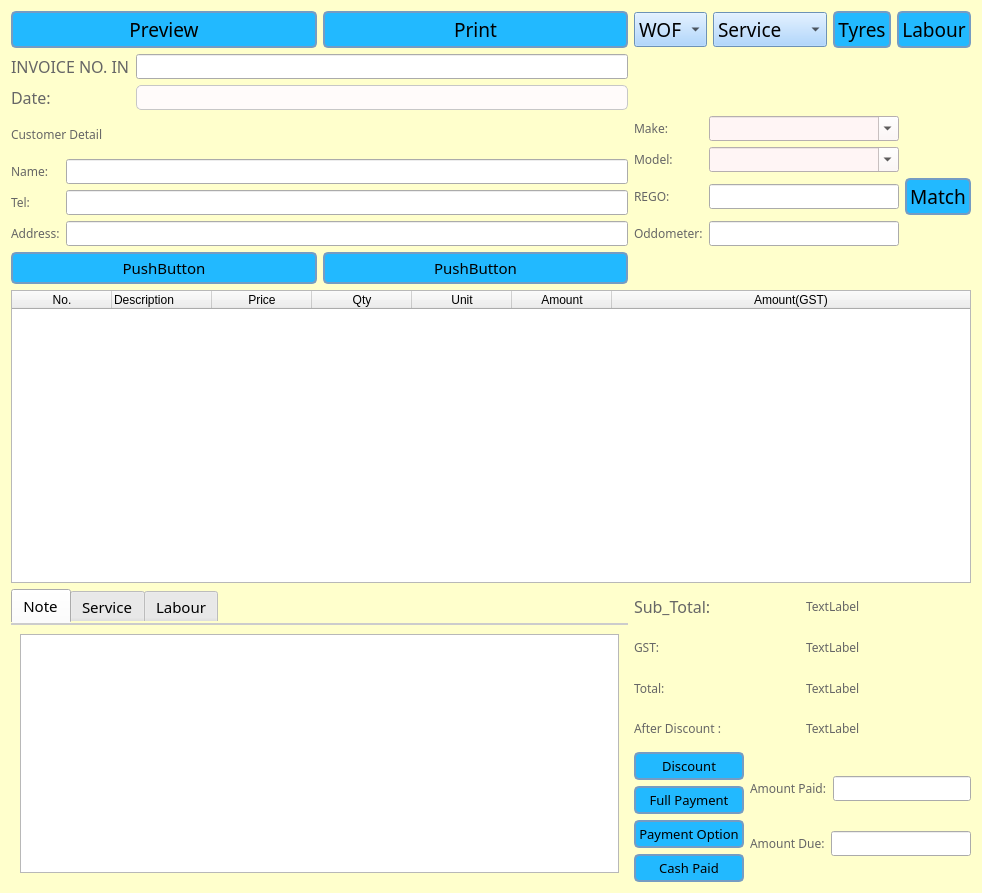
First picture: the form in new_start/UI_File/Add.ui, repository maximustann/Bing_project, before the edit.
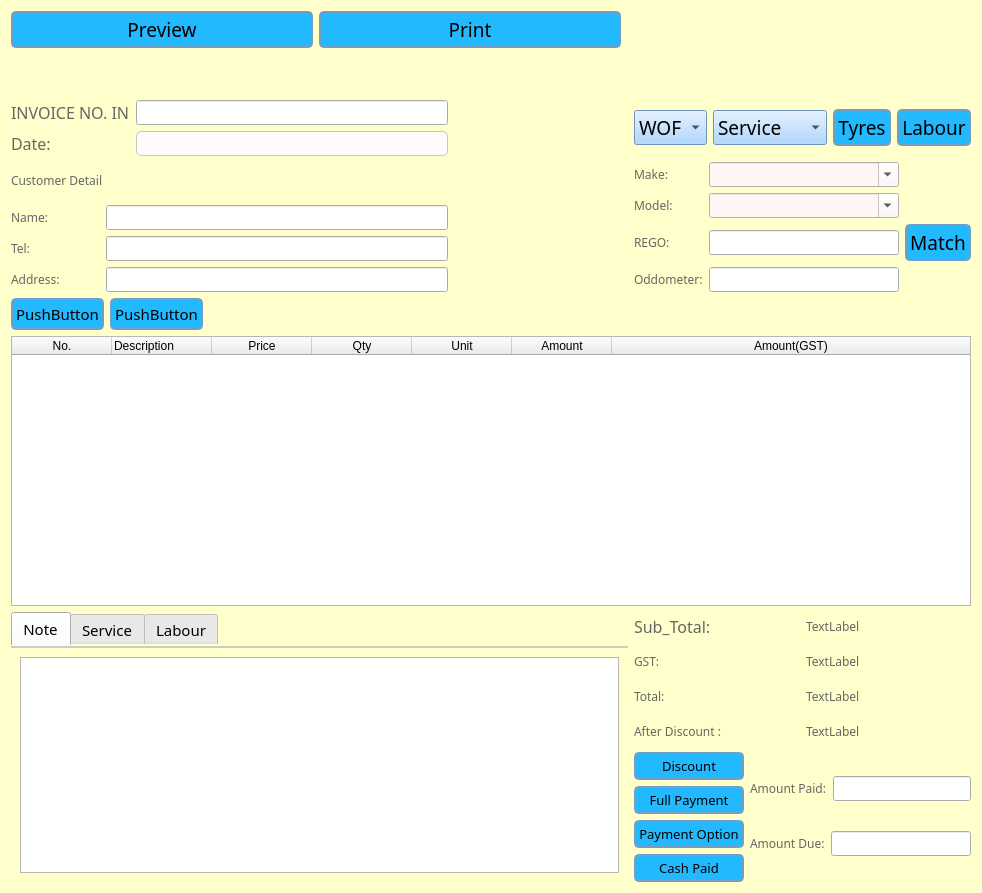
Second picture: the form after the edit. Icons and pictures are not drawn.

```diff
--- a/new_start/UI_File/Add.ui
+++ b/new_start/UI_File/Add.ui
@@ -248,7 +248,230 @@
 }</string>
   </property>
   <layout class="QGridLayout" name="gridLayout_5">
-   <item row="2" column="0">
+   <item row="3" column="1" colspan="4">
+    <layout class="QGridLayout" name="gridLayout_4">
+     <item row="0" column="1">
+      <widget class="QComboBox" name="comboBox">
+       <property name="font">
+        <font>
+         <family>Droid Serif</family>
+        </font>
+       </property>
+       <property name="styleSheet">
+        <string notr="true">QComboBox {
+	background-color:rgb(255, 245, 245)
+}</string>
+       </property>
+       <property name="editable">
+        <bool>true</bool>
+       </property>
+      </widget>
+     </item>
+     <item row="0" column="0">
+      <widget class="QLabel" name="label_7">
+       <property name="font">
+        <font>
+         <family>Droid Serif</family>
+         <weight>50</weight>
+         <italic>false</italic>
+         <bold>false</bold>
+        </font>
+       </property>
+       <property name="text">
+        <string>Make:</string>
+       </property>
+      </widget>
+     </item>
+     <item row="2" column="2">
+      <widget class="QPushButton" name="pushButton">
+       <property name="font">
+        <font>
+         <family>Droid Serif</family>
+         <pointsize>14</pointsize>
+        </font>
+       </property>
+       <property name="text">
+        <string>Match</string>
+       </property>
+      </widget>
+     </item>
+     <item row="1" column="0">
+      <widget class="QLabel" name="label_8">
+       <property name="font">
+        <font>
+         <family>Droid Serif</family>
+         <weight>50</weight>
+         <italic>false</italic>
+         <bold>false</bold>
+        </font>
+       </property>
+       <property name="text">
+        <string>Model:</string>
+       </property>
+      </widget>
+     </item>
+     <item row="1" column="1">
+      <widget class="QComboBox" name="comboBox_2">
+       <property name="font">
+        <font>
+         <family>Droid Serif</family>
+        </font>
+       </property>
+       <property name="styleSheet">
+        <string notr="true">QComboBox {
+	background-color:rgb(255, 245, 245)
+}</string>
+       </property>
+       <property name="editable">
+        <bool>true</bool>
+       </property>
+      </widget>
+     </item>
+     <item row="2" column="0">
+      <widget class="QLabel" name="label_9">
+       <property name="font">
+        <font>
+         <family>Droid Serif</family>
+         <weight>50</weight>
+         <italic>false</italic>
+         <bold>false</bold>
+        </font>
+       </property>
+       <property name="text">
+        <string>REGO:</string>
+       </property>
+      </widget>
+     </item>
+     <item row="2" column="1">
+      <widget class="QLineEdit" name="lineEdit_4">
+       <property name="font">
+        <font>
+         <family>Droid Serif</family>
+        </font>
+       </property>
+      </widget>
+     </item>
+     <item row="3" column="0">
+      <widget class="QLabel" name="label_10">
+       <property name="font">
+        <font>
+         <family>Droid Serif</family>
+         <weight>50</weight>
+         <italic>false</italic>
+         <bold>false</bold>
+        </font>
+       </property>
+       <property name="text">
+        <string>Oddometer:</string>
+       </property>
+      </widget>
+     </item>
+     <item row="3" column="1">
+      <widget class="QLineEdit" name="lineEdit_6">
+       <property name="font">
+        <font>
+         <family>Droid Serif</family>
+        </font>
+       </property>
+      </widget>
+     </item>
+    </layout>
+   </item>
+   <item row="2" column="2">
+    <widget class="QComboBox" name="comboBox_5">
+     <property name="font">
+      <font>
+       <family>Droid Serif</family>
+       <pointsize>14</pointsize>
+      </font>
+     </property>
+     <item>
+      <property name="text">
+       <string>Service</string>
+      </property>
+     </item>
+     <item>
+      <property name="text">
+       <string>Express</string>
+      </property>
+     </item>
+     <item>
+      <property name="text">
+       <string>Extensive</string>
+      </property>
+     </item>
+     <item>
+      <property name="text">
+       <string>Euro_Car</string>
+      </property>
+     </item>
+     <item>
+      <property name="text">
+       <string>Van_4WD</string>
+      </property>
+     </item>
+    </widget>
+   </item>
+   <item row="2" column="4">
+    <widget class="QPushButton" name="pushButton_9">
+     <property name="font">
+      <font>
+       <family>Droid Serif</family>
+       <pointsize>14</pointsize>
+       <weight>50</weight>
+       <italic>false</italic>
+       <bold>false</bold>
+      </font>
+     </property>
+     <property name="text">
+      <string>Labour</string>
+     </property>
+    </widget>
+   </item>
+   <item row="4" column="0">
+    <layout class="QHBoxLayout" name="horizontalLayout_6">
+     <item>
+      <widget class="QPushButton" name="pushButton_12">
+       <property name="font">
+        <font>
+         <family>Droid Serif</family>
+         <pointsize>11</pointsize>
+        </font>
+       </property>
+       <property name="text">
+        <string>PushButton</string>
+       </property>
+      </widget>
+     </item>
+     <item>
+      <widget class="QPushButton" name="pushButton_13">
+       <property name="font">
+        <font>
+         <family>Droid Serif</family>
+         <pointsize>11</pointsize>
+        </font>
+       </property>
+       <property name="text">
+        <string>PushButton</string>
+       </property>
+      </widget>
+     </item>
+     <item>
+      <spacer name="horizontalSpacer_4">
+       <property name="orientation">
+        <enum>Qt::Horizontal</enum>
+       </property>
+       <property name="sizeHint" stdset="0">
+        <size>
+         <width>40</width>
+         <height>20</height>
+        </size>
+       </property>
+      </spacer>
+     </item>
+    </layout>
+   </item>
+   <item row="3" column="0">
     <layout class="QVBoxLayout" name="verticalLayout_10">
      <item>
       <widget class="QLabel" name="label_5">
@@ -315,6 +538,38 @@
          </item>
         </layout>
        </item>
+       <item>
+        <spacer name="verticalSpacer_18">
+         <property name="orientation">
+          <enum>Qt::Vertical</enum>
+         </property>
+         <property name="sizeType">
+          <enum>QSizePolicy::Minimum</enum>
+         </property>
+         <property name="sizeHint" stdset="0">
+          <size>
+           <width>20</width>
+           <height>40</height>
+          </size>
+         </property>
+        </spacer>
+       </item>
+       <item>
+        <spacer name="verticalSpacer_19">
+         <property name="orientation">
+          <enum>Qt::Vertical</enum>
+         </property>
+         <property name="sizeType">
+          <enum>QSizePolicy::Minimum</enum>
+         </property>
+         <property name="sizeHint" stdset="0">
+          <size>
+           <width>20</width>
+           <height>40</height>
+          </size>
+         </property>
+        </spacer>
+       </item>
        <item>
         <layout class="QVBoxLayout" name="verticalLayout">
          <item>
@@ -346,11 +601,155 @@
          </item>
         </layout>
        </item>
+       <item>
+        <spacer name="verticalSpacer_17">
+         <property name="orientation">
+          <enum>Qt::Vertical</enum>
+         </property>
+         <property name="sizeType">
+          <enum>QSizePolicy::Minimum</enum>
+         </property>
+         <property name="sizeHint" stdset="0">
+          <size>
+           <width>20</width>
+           <height>40</height>
+          </size>
+         </property>
+        </spacer>
+       </item>
+       <item>
+        <spacer name="verticalSpacer_16">
+         <property name="orientation">
+          <enum>Qt::Vertical</enum>
+         </property>
+         <property name="sizeType">
+          <enum>QSizePolicy::Minimum</enum>
+         </property>
+         <property name="sizeHint" stdset="0">
+          <size>
+           <width>20</width>
+           <height>40</height>
+          </size>
+         </property>
+        </spacer>
+       </item>
+       <item>
+        <spacer name="verticalSpacer_15">
+         <property name="orientation">
+          <enum>Qt::Vertical</enum>
+         </property>
+         <property name="sizeType">
+          <enum>QSizePolicy::Minimum</enum>
+         </property>
+         <property name="sizeHint" stdset="0">
+          <size>
+           <width>20</width>
+           <height>40</height>
+          </size>
+         </property>
+        </spacer>
+       </item>
+       <item>
+        <spacer name="verticalSpacer_14">
+         <property name="orientation">
+          <enum>Qt::Vertical</enum>
+         </property>
+         <property name="sizeType">
+          <enum>QSizePolicy::Minimum</enum>
+         </property>
+         <property name="sizeHint" stdset="0">
+          <size>
+           <width>20</width>
+           <height>40</height>
+          </size>
+         </property>
+        </spacer>
+       </item>
+       <item>
+        <spacer name="verticalSpacer_13">
+         <property name="orientation">
+          <enum>Qt::Vertical</enum>
+         </property>
+         <property name="sizeType">
+          <enum>QSizePolicy::Minimum</enum>
+         </property>
+         <property name="sizeHint" stdset="0">
+          <size>
+           <width>20</width>
+           <height>40</height>
+          </size>
+         </property>
+        </spacer>
+       </item>
+       <item>
+        <spacer name="verticalSpacer_12">
+         <property name="orientation">
+          <enum>Qt::Vertical</enum>
+         </property>
+         <property name="sizeType">
+          <enum>QSizePolicy::Minimum</enum>
+         </property>
+         <property name="sizeHint" stdset="0">
+          <size>
+           <width>20</width>
+           <height>40</height>
+          </size>
+         </property>
+        </spacer>
+       </item>
+       <item>
+        <spacer name="verticalSpacer_11">
+         <property name="orientation">
+          <enum>Qt::Vertical</enum>
+         </property>
+         <property name="sizeType">
+          <enum>QSizePolicy::Minimum</enum>
+         </property>
+         <property name="sizeHint" stdset="0">
+          <size>
+           <width>20</width>
+           <height>40</height>
+          </size>
+         </property>
+        </spacer>
+       </item>
+       <item>
+        <spacer name="verticalSpacer_10">
+         <property name="orientation">
+          <enum>Qt::Vertical</enum>
+         </property>
+         <property name="sizeType">
+          <enum>QSizePolicy::Minimum</enum>
+         </property>
+         <property name="sizeHint" stdset="0">
+          <size>
+           <width>20</width>
+           <height>40</height>
+          </size>
+         </property>
+        </spacer>
+       </item>
+       <item>
+        <spacer name="horizontalSpacer_3">
+         <property name="orientation">
+          <enum>Qt::Vertical</enum>
+         </property>
+         <property name="sizeType">
+          <enum>QSizePolicy::Minimum</enum>
+         </property>
+         <property name="sizeHint" stdset="0">
+          <size>
+           <width>20</width>
+           <height>40</height>
+          </size>
+         </property>
+        </spacer>
+       </item>
       </layout>
      </item>
     </layout>
    </item>
-   <item row="5" column="1" colspan="4">
+   <item row="6" column="1" colspan="4">
     <layout class="QVBoxLayout" name="verticalLayout_14">
      <item>
       <layout class="QHBoxLayout" name="horizontalLayout_7">
@@ -604,200 +1003,6 @@
      </item>
     </layout>
    </item>
-   <item row="0" column="2">
-    <widget class="QComboBox" name="comboBox_5">
-     <property name="font">
-      <font>
-       <family>Droid Serif</family>
-       <pointsize>14</pointsize>
-      </font>
-     </property>
-     <item>
-      <property name="text">
-       <string>Service</string>
-      </property>
-     </item>
-     <item>
-      <property name="text">
-       <string>Express</string>
-      </property>
-     </item>
-     <item>
-      <property name="text">
-       <string>Extensive</string>
-      </property>
-     </item>
-     <item>
-      <property name="text">
-       <string>Euro_Car</string>
-      </property>
-     </item>
-     <item>
-      <property name="text">
-       <string>Van_4WD</string>
-      </property>
-     </item>
-    </widget>
-   </item>
-   <item row="2" column="1" colspan="4">
-    <layout class="QGridLayout" name="gridLayout_4">
-     <item row="0" column="1">
-      <widget class="QComboBox" name="comboBox">
-       <property name="font">
-        <font>
-         <family>Droid Serif</family>
-        </font>
-       </property>
-       <property name="styleSheet">
-        <string notr="true">QComboBox {
-	background-color:rgb(255, 245, 245)
-}</string>
-       </property>
-       <property name="editable">
-        <bool>true</bool>
-       </property>
-      </widget>
-     </item>
-     <item row="0" column="0">
-      <widget class="QLabel" name="label_7">
-       <property name="font">
-        <font>
-         <family>Droid Serif</family>
-         <weight>50</weight>
-         <italic>false</italic>
-         <bold>false</bold>
-        </font>
-       </property>
-       <property name="text">
-        <string>Make:</string>
-       </property>
-      </widget>
-     </item>
-     <item row="2" column="2">
-      <widget class="QPushButton" name="pushButton">
-       <property name="font">
-        <font>
-         <family>Droid Serif</family>
-         <pointsize>14</pointsize>
-        </font>
-       </property>
-       <property name="text">
-        <string>Match</string>
-       </property>
-      </widget>
-     </item>
-     <item row="1" column="0">
-      <widget class="QLabel" name="label_8">
-       <property name="font">
-        <font>
-         <family>Droid Serif</family>
-         <weight>50</weight>
-         <italic>false</italic>
-         <bold>false</bold>
-        </font>
-       </property>
-       <property name="text">
-        <string>Model:</string>
-       </property>
-      </widget>
-     </item>
-     <item row="1" column="1">
-      <widget class="QComboBox" name="comboBox_2">
-       <property name="font">
-        <font>
-         <family>Droid Serif</family>
-        </font>
-       </property>
-       <property name="styleSheet">
-        <string notr="true">QComboBox {
-	background-color:rgb(255, 245, 245)
-}</string>
-       </property>
-       <property name="editable">
-        <bool>true</bool>
-       </property>
-      </widget>
-     </item>
-     <item row="2" column="0">
-      <widget class="QLabel" name="label_9">
-       <property name="font">
-        <font>
-         <family>Droid Serif</family>
-         <weight>50</weight>
-         <italic>false</italic>
-         <bold>false</bold>
-        </font>
-       </property>
-       <property name="text">
-        <string>REGO:</string>
-       </property>
-      </widget>
-     </item>
-     <item row="2" column="1">
-      <widget class="QLineEdit" name="lineEdit_4">
-       <property name="font">
-        <font>
-         <family>Droid Serif</family>
-        </font>
-       </property>
-      </widget>
-     </item>
-     <item row="3" column="0">
-      <widget class="QLabel" name="label_10">
-       <property name="font">
-        <font>
-         <family>Droid Serif</family>
-         <weight>50</weight>
-         <italic>false</italic>
-         <bold>false</bold>
-        </font>
-       </property>
-       <property name="text">
-        <string>Oddometer:</string>
-       </property>
-      </widget>
-     </item>
-     <item row="3" column="1">
-      <widget class="QLineEdit" name="lineEdit_6">
-       <property name="font">
-        <font>
-         <family>Droid Serif</family>
-        </font>
-       </property>
-      </widget>
-     </item>
-    </layout>
-   </item>
-   <item row="3" column="0">
-    <layout class="QHBoxLayout" name="horizontalLayout_6">
-     <item>
-      <widget class="QPushButton" name="pushButton_12">
-       <property name="font">
-        <font>
-         <family>Droid Serif</family>
-         <pointsize>11</pointsize>
-        </font>
-       </property>
-       <property name="text">
-        <string>PushButton</string>
-       </property>
-      </widget>
-     </item>
-     <item>
-      <widget class="QPushButton" name="pushButton_13">
-       <property name="font">
-        <font>
-         <family>Droid Serif</family>
-         <pointsize>11</pointsize>
-        </font>
-       </property>
-       <property name="text">
-        <string>PushButton</string>
-       </property>
-      </widget>
-     </item>
-    </layout>
-   </item>
    <item row="0" column="0">
     <layout class="QHBoxLayout" name="horizontalLayout_4">
      <item>
@@ -826,66 +1031,16 @@
        </property>
       </widget>
      </item>
+     <item>
+      <spacer name="horizontalSpacer">
+       <property name="orientation">
+        <enum>Qt::Horizontal</enum>
+       </property>
+      </spacer>
+     </item>
     </layout>
    </item>
-   <item row="0" column="1">
-    <widget class="QComboBox" name="comboBox_3">
-     <property name="font">
-      <font>
-       <family>Droid Serif</family>
-       <pointsize>14</pointsize>
-      </font>
-     </property>
-     <item>
-      <property name="text">
-       <string>WOF</string>
-      </property>
-     </item>
-     <item>
-      <property name="text">
-       <string>$30</string>
-      </property>
-     </item>
-     <item>
-      <property name="text">
-       <string>$45</string>
-      </property>
-     </item>
-    </widget>
-   </item>
-   <item row="0" column="4">
-    <widget class="QPushButton" name="pushButton_9">
-     <property name="font">
-      <font>
-       <family>Droid Serif</family>
-       <pointsize>14</pointsize>
-       <weight>50</weight>
-       <italic>false</italic>
-       <bold>false</bold>
-      </font>
-     </property>
-     <property name="text">
-      <string>Labour</string>
-     </property>
-    </widget>
-   </item>
-   <item row="0" column="3">
-    <widget class="QPushButton" name="pushButton_7">
-     <property name="font">
-      <font>
-       <family>Droid Serif</family>
-       <pointsize>14</pointsize>
-       <weight>50</weight>
-       <italic>false</italic>
-       <bold>false</bold>
-      </font>
-     </property>
-     <property name="text">
-      <string>Tyres</string>
-     </property>
-    </widget>
-   </item>
-   <item row="1" column="0">
+   <item row="2" column="0">
     <layout class="QHBoxLayout" name="horizontalLayout_5">
      <item>
       <layout class="QVBoxLayout" name="verticalLayout_6">
@@ -970,9 +1125,153 @@
        </item>
       </layout>
      </item>
+     <item>
+      <spacer name="verticalSpacer_9">
+       <property name="orientation">
+        <enum>Qt::Vertical</enum>
+       </property>
+       <property name="sizeType">
+        <enum>QSizePolicy::Minimum</enum>
+       </property>
+       <property name="sizeHint" stdset="0">
+        <size>
+         <width>20</width>
+         <height>40</height>
+        </size>
+       </property>
+      </spacer>
+     </item>
+     <item>
+      <spacer name="verticalSpacer_8">
+       <property name="orientation">
+        <enum>Qt::Vertical</enum>
+       </property>
+       <property name="sizeType">
+        <enum>QSizePolicy::Minimum</enum>
+       </property>
+       <property name="sizeHint" stdset="0">
+        <size>
+         <width>20</width>
+         <height>40</height>
+        </size>
+       </property>
+      </spacer>
+     </item>
+     <item>
+      <spacer name="verticalSpacer_7">
+       <property name="orientation">
+        <enum>Qt::Vertical</enum>
+       </property>
+       <property name="sizeType">
+        <enum>QSizePolicy::Minimum</enum>
+       </property>
+       <property name="sizeHint" stdset="0">
+        <size>
+         <width>20</width>
+         <height>40</height>
+        </size>
+       </property>
+      </spacer>
+     </item>
+     <item>
+      <spacer name="verticalSpacer_6">
+       <property name="orientation">
+        <enum>Qt::Vertical</enum>
+       </property>
+       <property name="sizeType">
+        <enum>QSizePolicy::Minimum</enum>
+       </property>
+       <property name="sizeHint" stdset="0">
+        <size>
+         <width>20</width>
+         <height>40</height>
+        </size>
+       </property>
+      </spacer>
+     </item>
+     <item>
+      <spacer name="verticalSpacer_5">
+       <property name="orientation">
+        <enum>Qt::Vertical</enum>
+       </property>
+       <property name="sizeType">
+        <enum>QSizePolicy::Minimum</enum>
+       </property>
+       <property name="sizeHint" stdset="0">
+        <size>
+         <width>20</width>
+         <height>40</height>
+        </size>
+       </property>
+      </spacer>
+     </item>
+     <item>
+      <spacer name="verticalSpacer_4">
+       <property name="orientation">
+        <enum>Qt::Vertical</enum>
+       </property>
+       <property name="sizeType">
+        <enum>QSizePolicy::Minimum</enum>
+       </property>
+       <property name="sizeHint" stdset="0">
+        <size>
+         <width>20</width>
+         <height>40</height>
+        </size>
+       </property>
+      </spacer>
+     </item>
+     <item>
+      <spacer name="verticalSpacer_3">
+       <property name="orientation">
+        <enum>Qt::Vertical</enum>
+       </property>
+       <property name="sizeType">
+        <enum>QSizePolicy::Minimum</enum>
+       </property>
+       <property name="sizeHint" stdset="0">
+        <size>
+         <width>20</width>
+         <height>40</height>
+        </size>
+       </property>
+      </spacer>
+     </item>
+     <item>
+      <spacer name="verticalSpacer_2">
+       <property name="orientation">
+        <enum>Qt::Vertical</enum>
+       </property>
+       <property name="sizeType">
+        <enum>QSizePolicy::Minimum</enum>
+       </property>
+       <property name="sizeHint" stdset="0">
+        <size>
+         <width>20</width>
+         <height>40</height>
+        </size>
+       </property>
+      </spacer>
+     </item>
+     <item>
+      <spacer name="horizontalSpacer_2">
+       <property name="orientation">
+        <enum>Qt::Vertical</enum>
+       </property>
+       <property name="sizeType">
+        <enum>QSizePolicy::Minimum</enum>
+       </property>
+       <property name="sizeHint" stdset="0">
+        <size>
+         <width>20</width>
+         <height>40</height>
+        </size>
+       </property>
+      </spacer>
+     </item>
     </layout>
    </item>
-   <item row="4" column="0" colspan="5">
+   <item row="5" column="0" colspan="5">
     <widget class="QTableWidget" name="tableWidget">
      <property name="font">
       <font>
@@ -1053,7 +1352,7 @@
      </column>
     </widget>
    </item>
-   <item row="5" column="0">
+   <item row="6" column="0">
     <widget class="QTabWidget" name="tabWidget">
      <property name="font">
       <font>
@@ -1205,6 +1504,76 @@
      </widget>
     </widget>
    </item>
+   <item row="1" column="0">
+    <spacer name="verticalSpacer">
+     <property name="orientation">
+      <enum>Qt::Vertical</enum>
+     </property>
+     <property name="sizeType">
+      <enum>QSizePolicy::Minimum</enum>
+     </property>
+     <property name="sizeHint" stdset="0">
+      <size>
+       <width>20</width>
+       <height>40</height>
+      </size>
+     </property>
+    </spacer>
+   </item>
+   <item row="2" column="3">
+    <widget class="QPushButton" name="pushButton_7">
+     <property name="font">
+      <font>
+       <family>Droid Serif</family>
+       <pointsize>14</pointsize>
+       <weight>50</weight>
+       <italic>false</italic>
+       <bold>false</bold>
+      </font>
+     </property>
+     <property name="text">
+      <string>Tyres</string>
+     </property>
+    </widget>
+   </item>
+   <item row="2" column="1">
+    <widget class="QComboBox" name="comboBox_3">
+     <property name="font">
+      <font>
+       <family>Droid Serif</family>
+       <pointsize>14</pointsize>
+      </font>
+     </property>
+     <item>
+      <property name="text">
+       <string>WOF</string>
+      </property>
+     </item>
+     <item>
+      <property name="text">
+       <string>$30</string>
+      </property>
+     </item>
+     <item>
+      <property name="text">
+       <string>$45</string>
+      </property>
+     </item>
+    </widget>
+   </item>
+   <item row="0" column="3" rowspan="2">
+    <widget class="QLabel" name="label_13">
+     <property name="text">
+      <string/>
+     </property>
+     <property name="pixmap">
+      <pixmap>../project/ui/logo.jpg</pixmap>
+     </property>
+     <property name="textInteractionFlags">
+      <set>Qt::LinksAccessibleByMouse</set>
+     </property>
+    </widget>
+   </item>
   </layout>
  </widget>
  <resources/>
```
